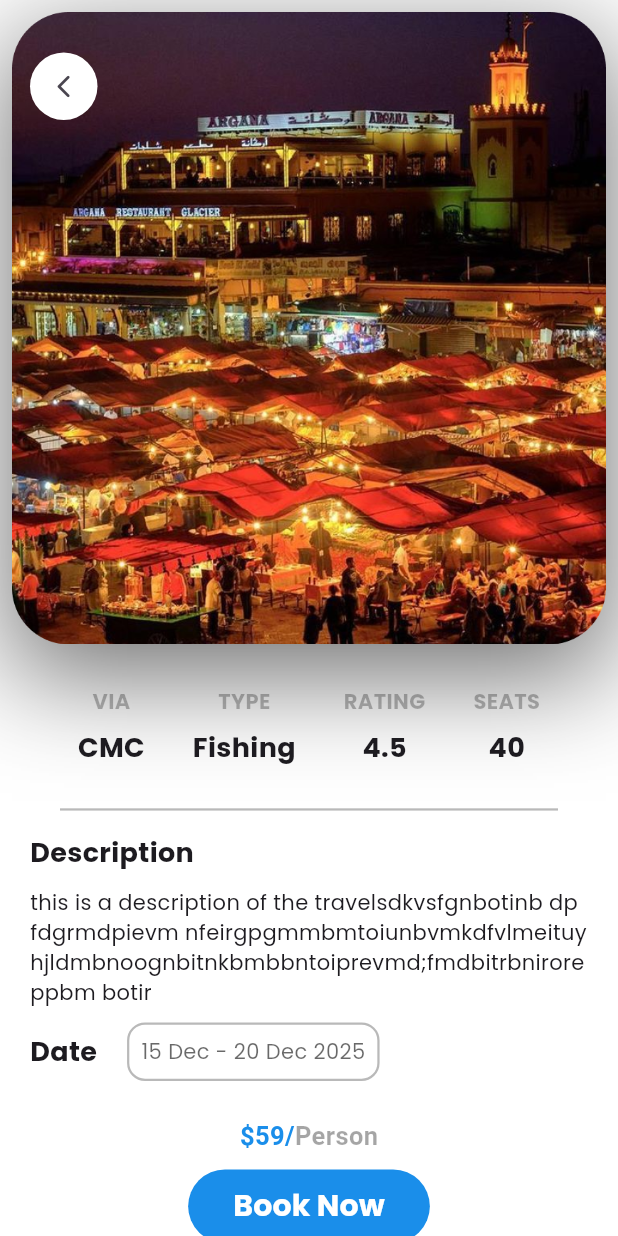
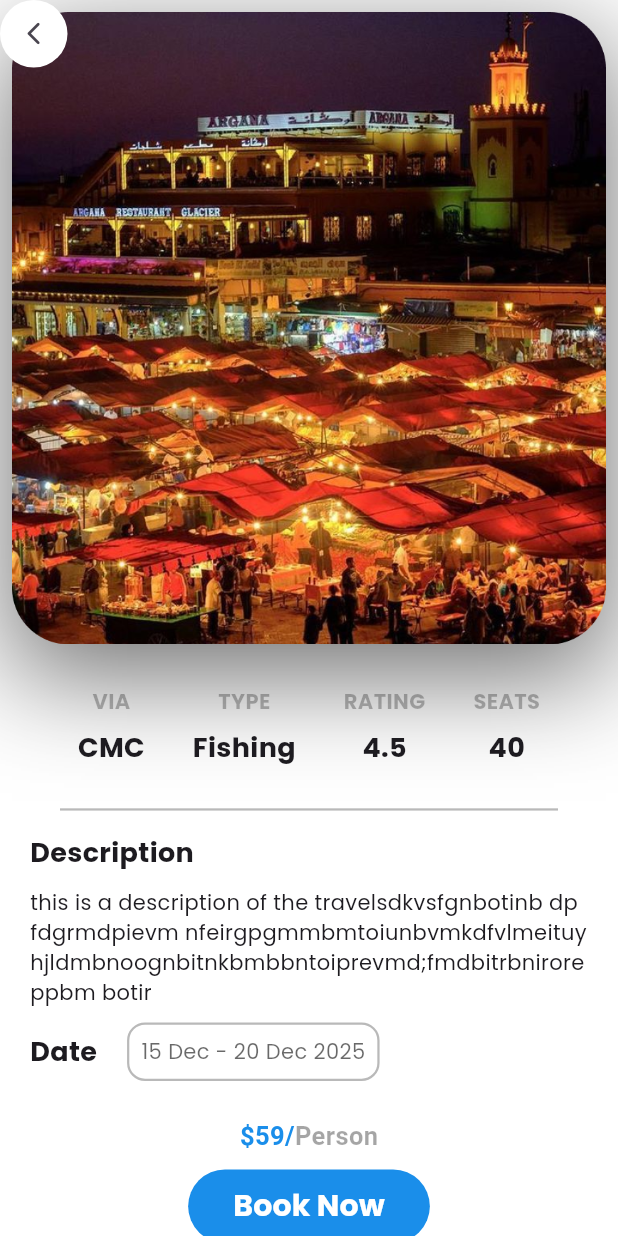
Before and after one commit to AbdelaliDuiche6/cmc_travel_app, a Flutter app: the TravelDetails screen opened directly, on a phone screen of 412 x 824 dp. Run offline on Flutter 3.47's test engine with Material 3 defaults, Android fonts, the phone set to English and light mode, and no system bars; our stand-ins replace flutter_svg, supabase_flutter; accounts and stored records are empty.

Commit message:
Add more general customization to the back button widget.

```diff
--- a/lib/pages/stagiaire/components/back_button.dart
+++ b/lib/pages/stagiaire/components/back_button.dart
@@ -5,15 +5,17 @@ class CustomBackButton extends StatelessWidget {
     super.key,
     required this.backgroundColor,
     required this.onTap,
+    required this.margin,
   });
 
   final Color backgroundColor;
   final void Function() onTap;
+  final EdgeInsetsGeometry? margin;
 
   @override
   Widget build(BuildContext context) {
     return Container(
-      margin: EdgeInsets.only(top: 35, left: 20),
+      margin: margin,
       width: 45,
       height: 45,
       decoration: BoxDecoration(
```
